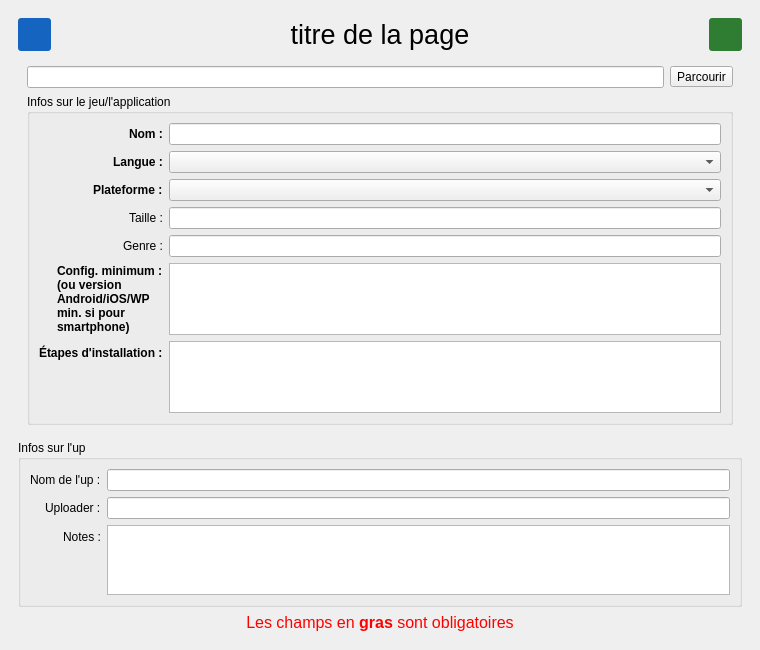
Above: tnb_gui.ui from zdimension/t411nfobuilder before the change. Below: the same form after it.
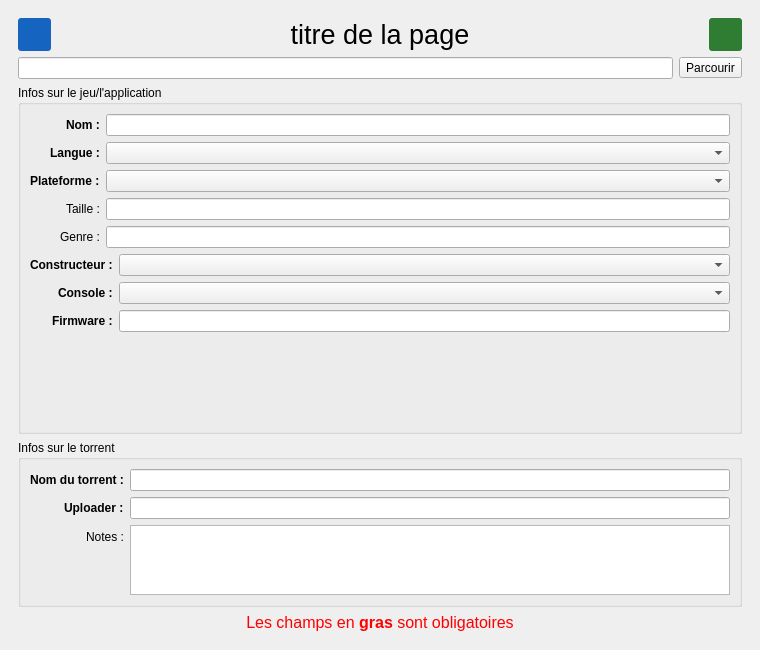
That is the form after the change. The open tabs and pages were chosen to show the change. Icons and pictures are not drawn.

Patch:
```diff
--- a/tnb_gui.ui
+++ b/tnb_gui.ui
@@ -4552,7 +4552,7 @@
                   </widget>
                  </item>
                  <item row="11" column="0">
-                  <widget class="QLabel" name="label_29">
+                  <widget class="QLabel" name="lblDim">
                    <property name="font">
                     <font>
                      <weight>75</weight>
@@ -5286,6 +5286,18 @@
           </widget>
           <widget class="QWidget" name="pageApp">
            <layout class="QVBoxLayout" name="verticalLayout_11">
+            <property name="leftMargin">
+             <number>0</number>
+            </property>
+            <property name="topMargin">
+             <number>0</number>
+            </property>
+            <property name="rightMargin">
+             <number>0</number>
+            </property>
+            <property name="bottomMargin">
+             <number>0</number>
+            </property>
             <item>
              <layout class="QHBoxLayout" name="horizontalLayout_15">
               <property name="sizeConstraint">
@@ -5333,13 +5345,25 @@
               <property name="title">
                <string>Infos sur le jeu/l'application</string>
               </property>
-              <layout class="QHBoxLayout" name="horizontalLayout_14">
+              <layout class="QVBoxLayout" name="verticalLayout_13">
+               <property name="leftMargin">
+                <number>9</number>
+               </property>
+               <property name="topMargin">
+                <number>9</number>
+               </property>
+               <property name="rightMargin">
+                <number>9</number>
+               </property>
+               <property name="bottomMargin">
+                <number>9</number>
+               </property>
                <item>
                 <layout class="QFormLayout" name="formLayout_7">
                  <property name="labelAlignment">
                   <set>Qt::AlignRight|Qt::AlignTrailing|Qt::AlignVCenter</set>
                  </property>
-                 <item row="1" column="0">
+                 <item row="0" column="0">
                   <widget class="QLabel" name="label_38">
                    <property name="font">
                     <font>
@@ -5352,10 +5376,10 @@
                    </property>
                   </widget>
                  </item>
-                 <item row="1" column="1">
+                 <item row="0" column="1">
                   <widget class="QLineEdit" name="app_nom"/>
                  </item>
-                 <item row="2" column="0">
+                 <item row="1" column="0">
                   <widget class="QLabel" name="label_39">
                    <property name="font">
                     <font>
@@ -5368,7 +5392,7 @@
                    </property>
                   </widget>
                  </item>
-                 <item row="2" column="1">
+                 <item row="1" column="1">
                   <widget class="QComboBox" name="app_langue">
                    <property name="currentText">
                     <string/>
@@ -5398,7 +5422,7 @@
                    </item>
                   </widget>
                  </item>
-                 <item row="3" column="0">
+                 <item row="2" column="0">
                   <widget class="QLabel" name="label_42">
                    <property name="font">
                     <font>
@@ -5411,8 +5435,11 @@
                    </property>
                   </widget>
                  </item>
-                 <item row="3" column="1">
+                 <item row="2" column="1">
                   <widget class="QComboBox" name="app_os">
+                   <property name="currentText">
+                    <string/>
+                   </property>
                    <property name="currentIndex">
                     <number>-1</number>
                    </property>
@@ -5438,67 +5465,187 @@
                    </item>
                   </widget>
                  </item>
-                 <item row="4" column="0">
+                 <item row="3" column="0">
                   <widget class="QLabel" name="label_52">
                    <property name="text">
                     <string>Taille :</string>
                    </property>
                   </widget>
                  </item>
-                 <item row="4" column="1">
+                 <item row="3" column="1">
                   <widget class="QLineEdit" name="app_taille">
                    <property name="readOnly">
                     <bool>true</bool>
                    </property>
                   </widget>
                  </item>
-                 <item row="6" column="0">
-                  <widget class="QLabel" name="label_40">
-                   <property name="font">
-                    <font>
-                     <weight>75</weight>
-                     <bold>true</bold>
-                    </font>
-                   </property>
+                 <item row="4" column="0">
+                  <widget class="QLabel" name="label_46">
                    <property name="text">
-                    <string>Config. minimum :
+                    <string>Genre :</string>
+                   </property>
+                  </widget>
+                 </item>
+                 <item row="4" column="1">
+                  <widget class="QLineEdit" name="app_genre"/>
+                 </item>
+                </layout>
+               </item>
+               <item>
+                <widget class="QStackedWidget" name="app_swCon">
+                 <property name="currentIndex">
+                  <number>1</number>
+                 </property>
+                 <widget class="QWidget" name="pagePC">
+                  <layout class="QHBoxLayout" name="horizontalLayout_6">
+                   <property name="leftMargin">
+                    <number>0</number>
+                   </property>
+                   <property name="topMargin">
+                    <number>0</number>
+                   </property>
+                   <property name="rightMargin">
+                    <number>0</number>
+                   </property>
+                   <property name="bottomMargin">
+                    <number>0</number>
+                   </property>
+                   <item>
+                    <layout class="QFormLayout" name="formLayout_9">
+                     <property name="labelAlignment">
+                      <set>Qt::AlignRight|Qt::AlignTrailing|Qt::AlignVCenter</set>
+                     </property>
+                     <item row="0" column="0">
+                      <widget class="QLabel" name="label_40">
+                       <property name="font">
+                        <font>
+                         <weight>75</weight>
+                         <bold>true</bold>
+                        </font>
+                       </property>
+                       <property name="text">
+                        <string>Config. minimum :
 (ou version 
 Android/iOS/WP 
 min. si pour 
 smartphone)</string>
+                       </property>
+                      </widget>
+                     </item>
+                     <item row="0" column="1">
+                      <widget class="QPlainTextEdit" name="app_confMin"/>
+                     </item>
+                     <item row="1" column="0">
+                      <widget class="QLabel" name="label_41">
+                       <property name="font">
+                        <font>
+                         <weight>75</weight>
+                         <bold>true</bold>
+                        </font>
+                       </property>
+                       <property name="text">
+                        <string>Étapes d'installation :</string>
+                       </property>
+                      </widget>
+                     </item>
+                     <item row="1" column="1">
+                      <widget class="QPlainTextEdit" name="app_install"/>
+                     </item>
+                    </layout>
+                   </item>
+                  </layout>
+                 </widget>
+                 <widget class="QWidget" name="pageCon">
+                  <layout class="QVBoxLayout" name="verticalLayout_14">
+                   <property name="leftMargin">
+                    <number>0</number>
                    </property>
-                  </widget>
-                 </item>
-                 <item row="6" column="1">
-                  <widget class="QPlainTextEdit" name="app_confMin"/>
-                 </item>
-                 <item row="7" column="0">
-                  <widget class="QLabel" name="label_41">
-                   <property name="font">
-                    <font>
-                     <weight>75</weight>
-                     <bold>true</bold>
-                    </font>
+                   <property name="topMargin">
+                    <number>0</number>
                    </property>
-                   <property name="text">
-                    <string>Étapes d'installation :</string>
+                   <property name="rightMargin">
+                    <number>0</number>
                    </property>
-                  </widget>
-                 </item>
-                 <item row="7" column="1">
-                  <widget class="QPlainTextEdit" name="app_install"/>
-                 </item>
-                 <item row="5" column="1">
-                  <widget class="QLineEdit" name="app_genre"/>
-                 </item>
-                 <item row="5" column="0">
-                  <widget class="QLabel" name="label_46">
-                   <property name="text">
-                    <string>Genre :</string>
+                   <property name="bottomMargin">
+                    <number>0</number>
                    </property>
-                  </widget>
-                 </item>
-                </layout>
+                   <item>
+                    <layout class="QFormLayout" name="formLayout_10">
+                     <property name="labelAlignment">
+                      <set>Qt::AlignRight|Qt::AlignTrailing|Qt::AlignVCenter</set>
+                     </property>
+                     <item row="0" column="1">
+                      <widget class="QComboBox" name="con_type">
+                       <property name="currentIndex">
+                        <number>-1</number>
+                       </property>
+                       <item>
+                        <property name="text">
+                         <string>Microsoft</string>
+                        </property>
+                       </item>
+                       <item>
+                        <property name="text">
+                         <string>Nintendo</string>
+                        </property>
+                       </item>
+                       <item>
+                        <property name="text">
+                         <string>Sony</string>
+                        </property>
+                       </item>
+                      </widget>
+                     </item>
+                     <item row="0" column="0">
+                      <widget class="QLabel" name="label_29">
+                       <property name="font">
+                        <font>
+                         <weight>75</weight>
+                         <bold>true</bold>
+                        </font>
+                       </property>
+                       <property name="text">
+                        <string>Constructeur :</string>
+                       </property>
+                      </widget>
+                     </item>
+                     <item row="1" column="0">
+                      <widget class="QLabel" name="label_48">
+                       <property name="font">
+                        <font>
+                         <weight>75</weight>
+                         <bold>true</bold>
+                        </font>
+                       </property>
+                       <property name="text">
+                        <string>Console :</string>
+                       </property>
+                      </widget>
+                     </item>
+                     <item row="1" column="1">
+                      <widget class="QComboBox" name="con_console"/>
+                     </item>
+                     <item row="2" column="1">
+                      <widget class="QLineEdit" name="con_firmw"/>
+                     </item>
+                     <item row="2" column="0">
+                      <widget class="QLabel" name="con_lblFirmw">
+                       <property name="font">
+                        <font>
+                         <weight>75</weight>
+                         <bold>true</bold>
+                        </font>
+                       </property>
+                       <property name="text">
+                        <string>Firmware :</string>
+                       </property>
+                      </widget>
+                     </item>
+                    </layout>
+                   </item>
+                  </layout>
+                 </widget>
+                </widget>
                </item>
               </layout>
              </widget>
@@ -5516,7 +5663,7 @@
            </sizepolicy>
           </property>
           <property name="title">
-           <string>Infos sur l'up</string>
+           <string>Infos sur le torrent</string>
           </property>
           <layout class="QHBoxLayout" name="horizontalLayout">
            <item>
@@ -5526,6 +5673,12 @@
              </property>
              <item row="1" column="0">
               <widget class="QLabel" name="label_20">
+               <property name="font">
+                <font>
+                 <weight>75</weight>
+                 <bold>true</bold>
+                </font>
+               </property>
                <property name="text">
                 <string>Uploader :</string>
                </property>
@@ -5536,8 +5689,14 @@
              </item>
              <item row="0" column="0">
               <widget class="QLabel" name="label_21">
+               <property name="font">
+                <font>
+                 <weight>75</weight>
+                 <bold>true</bold>
+                </font>
+               </property>
                <property name="text">
-                <string>Nom de l'up :</string>
+                <string>Nom du torrent :</string>
                </property>
               </widget>
              </item>
```
Left out of the diff: 114 changed lines with no effect on the pictures.
